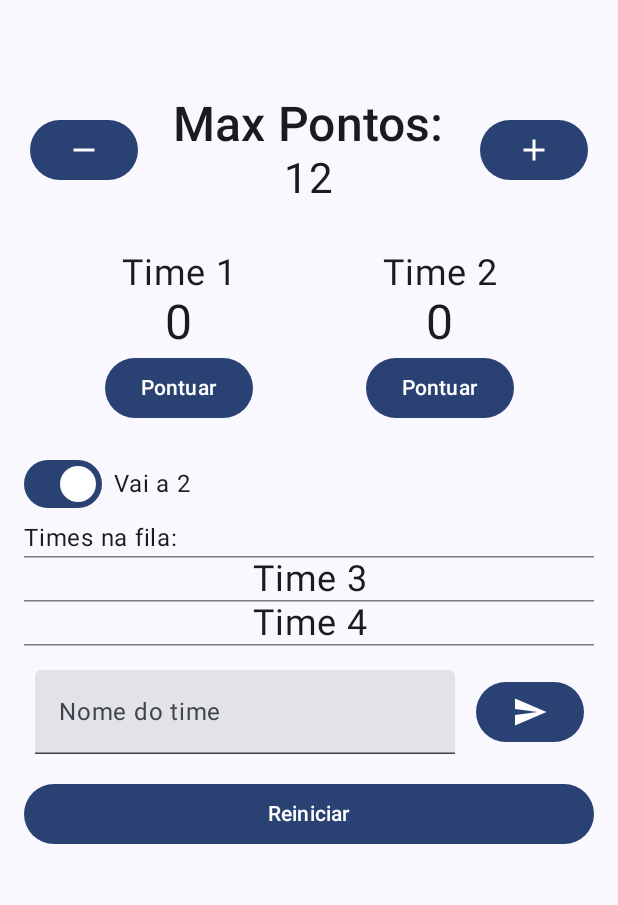
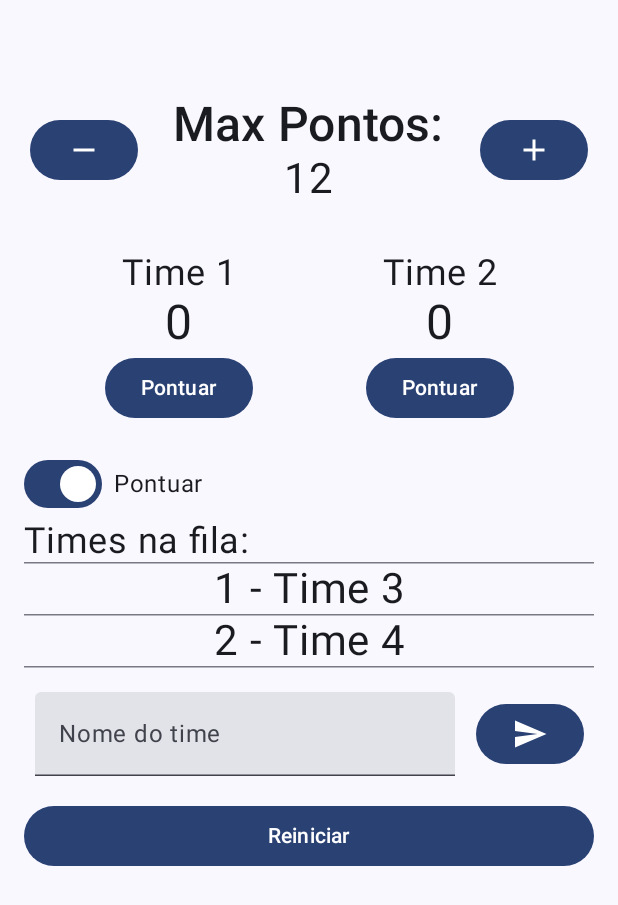
Before and after one commit to SaedSilva/voleibr, an Android app built with Jetpack Compose: the screen it shows after launch (MainActivity), on a phone screen of 412 x 824 dp. Shown: the top 905 px of the screen. Run offline under Robolectric (Android 15) with nearby library versions, the phone set to English and light mode, and no system bars.

Commit message:
Organize Project

```diff
--- a/app/src/main/java/br/dev/saed/voleibr/MainActivity.kt
+++ b/app/src/main/java/br/dev/saed/voleibr/MainActivity.kt
@@ -7,14 +7,12 @@ import androidx.activity.enableEdgeToEdge
 import androidx.compose.foundation.layout.fillMaxSize
 import androidx.compose.foundation.layout.padding
 import androidx.compose.material3.Scaffold
-import androidx.compose.material3.Text
 import androidx.compose.runtime.Composable
 import androidx.compose.ui.Modifier
 import androidx.compose.ui.platform.LocalContext
 import androidx.compose.ui.tooling.preview.Preview
-import br.dev.saed.voleibr.model.DataStoreHelper
+import br.dev.saed.voleibr.model.repositories.DataStoreHelper
 import br.dev.saed.voleibr.ui.screens.MainScreen
-import br.dev.saed.voleibr.ui.screens.MainScreenEvent
 import br.dev.saed.voleibr.ui.screens.MainViewModel
 import br.dev.saed.voleibr.ui.theme.VoleibrTheme
 
--- a/app/src/main/java/br/dev/saed/voleibr/model/Team.kt
+++ b/app/src/main/java/br/dev/saed/voleibr/model/entities/Team.kt
@@ -1,4 +1,4 @@
-package br.dev.saed.voleibr.model
+package br.dev.saed.voleibr.model.entities
 
 data class Team(
     var nome: String = "",
--- a/app/src/main/java/br/dev/saed/voleibr/model/DataStoreHelper.kt
+++ b/app/src/main/java/br/dev/saed/voleibr/model/repositories/DataStoreHelper.kt
@@ -1,4 +1,4 @@
-package br.dev.saed.voleibr.model
+package br.dev.saed.voleibr.model.repositories
 
 import android.content.Context
 import androidx.datastore.core.DataStore
@@ -60,5 +60,4 @@ class DataStoreHelper(private val context: Context) {
             preferences[VAI_A_2] = vaiA2
         }
     }
-
 }
--- a/app/src/main/java/br/dev/saed/voleibr/ui/screens/MainScreen.kt
+++ b/app/src/main/java/br/dev/saed/voleibr/ui/screens/MainScreen.kt
@@ -10,7 +10,6 @@ import androidx.compose.material.icons.Icons
 import androidx.compose.material.icons.automirrored.filled.Send
 import androidx.compose.material.icons.filled.Add
 import androidx.compose.material3.Button
-import androidx.compose.material3.Divider
 import androidx.compose.material3.HorizontalDivider
 import androidx.compose.material3.Icon
 import androidx.compose.material3.MaterialTheme
@@ -24,17 +23,14 @@ import androidx.compose.ui.Alignment
 import androidx.compose.ui.Modifier
 import androidx.compose.ui.platform.LocalContext
 import androidx.compose.ui.res.painterResource
+import androidx.compose.ui.res.stringResource
 import androidx.compose.ui.text.style.TextAlign
 import androidx.compose.ui.tooling.preview.Preview
 import androidx.compose.ui.unit.dp
 import androidx.compose.ui.unit.sp
-import androidx.compose.ui.window.Dialog
-import androidx.datastore.preferences.core.Preferences
 import br.dev.saed.voleibr.R
-import br.dev.saed.voleibr.model.DataStoreHelper
-import br.dev.saed.voleibr.model.dataStore
+import br.dev.saed.voleibr.model.repositories.DataStoreHelper
 import br.dev.saed.voleibr.ui.theme.VoleibrTheme
-import kotlinx.coroutines.flow.map
 
 @Composable
 fun MainScreen(
@@ -42,8 +38,6 @@ fun MainScreen(
     viewModel: MainViewModel
 ) {
     val uiState by viewModel.uiState.collectAsState()
-
-
 
     Column(
         modifier = modifier
@@ -70,7 +64,7 @@ fun MainScreen(
                 horizontalAlignment = Alignment.CenterHorizontally
             ) {
                 Text(
-                    text = "Max Pontos:",
+                    text = stringResource(id = R.string.txt_max_points),
                     style = MaterialTheme.typography.titleSmall,
                     fontSize = 32.sp
                 )
@@ -99,7 +93,7 @@ fun MainScreen(
                 Text(text = uiState.team1.nome, fontSize = 24.sp)
                 Text(text = uiState.team1.pontos.toString(), fontSize = 32.sp)
                 Button(onClick = { viewModel.onEvent(MainScreenEvent.Team1Scored) }) {
-                    Text(text = "Pontuar")
+                    Text(text = stringResource(id = R.string.txt_score))
                 }
             }
 
@@ -109,7 +103,7 @@ fun MainScreen(
                 Text(text = uiState.team2.nome, fontSize = 24.sp)
                 Text(text = uiState.team2.pontos.toString(), fontSize = 32.sp)
                 Button(onClick = { viewModel.onEvent(MainScreenEvent.Team2Scored) }) {
-                    Text(text = "Pontuar")
+                    Text(text = stringResource(id = R.string.txt_score))
                 }
             }
         }
@@ -125,17 +119,17 @@ fun MainScreen(
                     viewModel.onEvent(MainScreenEvent.SwitchClicked)
                 }
             )
-            Text(text = "Vai a 2", modifier = Modifier.padding(start = 8.dp))
+            Text(text = stringResource(id = R.string.txt_vai_a_2), modifier = Modifier.padding(start = 8.dp))
         }
 
-        Text(text = "Times na fila:")
+        Text(text = stringResource(id = R.string.txt_teams_in_queue), fontSize = 24.sp)
         HorizontalDivider()
-        for (team in uiState.teamsInQueue) {
+        uiState.teamsInQueue.forEachIndexed { index, team ->
             Text(
-                text = team.nome,
-                fontSize = 24.sp,
-                modifier = Modifier.fillMaxWidth(),
-                textAlign = TextAlign.Center
+                text = "${index + 1} - ${team.nome}",
+                textAlign = TextAlign.Center,
+                fontSize = 28.sp,
+                modifier = Modifier.fillMaxWidth()
             )
             HorizontalDivider()
         }
@@ -153,7 +147,7 @@ fun MainScreen(
                     viewModel.onEvent(MainScreenEvent.OnAddTeamNameChanged(it))
                 },
                 singleLine = true,
-                label = { Text(text = "Nome do time") }
+                label = { Text(text = stringResource(id = R.string.edit_team_name)) }
             )
             Button(
                 onClick = {
@@ -173,7 +167,7 @@ fun MainScreen(
                 .fillMaxWidth()
                 .padding(top = 16.dp)
         ) {
-            Text(text = "Reiniciar")
+            Text(text = stringResource(id = R.string.btn_reset_points))
         }
     }
 }
--- a/app/src/main/res/values/strings.xml
+++ b/app/src/main/res/values/strings.xml
@@ -1,3 +1,9 @@
 <resources>
-    <string name="app_name">voleibr</string>
+    <string name="app_name">Volei BR</string>
+    <string name="txt_max_points">Max Pontos:</string>
+    <string name="txt_score">Pontuar</string>
+    <string name="txt_vai_a_2">Pontuar</string>
+    <string name="txt_teams_in_queue">Times na fila:</string>
+    <string name="edit_team_name">Nome do time</string>
+    <string name="btn_reset_points">Reiniciar</string>
 </resources>
```
Also changed, not shown: app/src/main/java/br/dev/saed/voleibr/model/Match.kt (deleted, +0 -53 lines), app/src/main/java/br/dev/saed/voleibr/ui/screens/MainViewModel.kt (+6 -6 lines).
